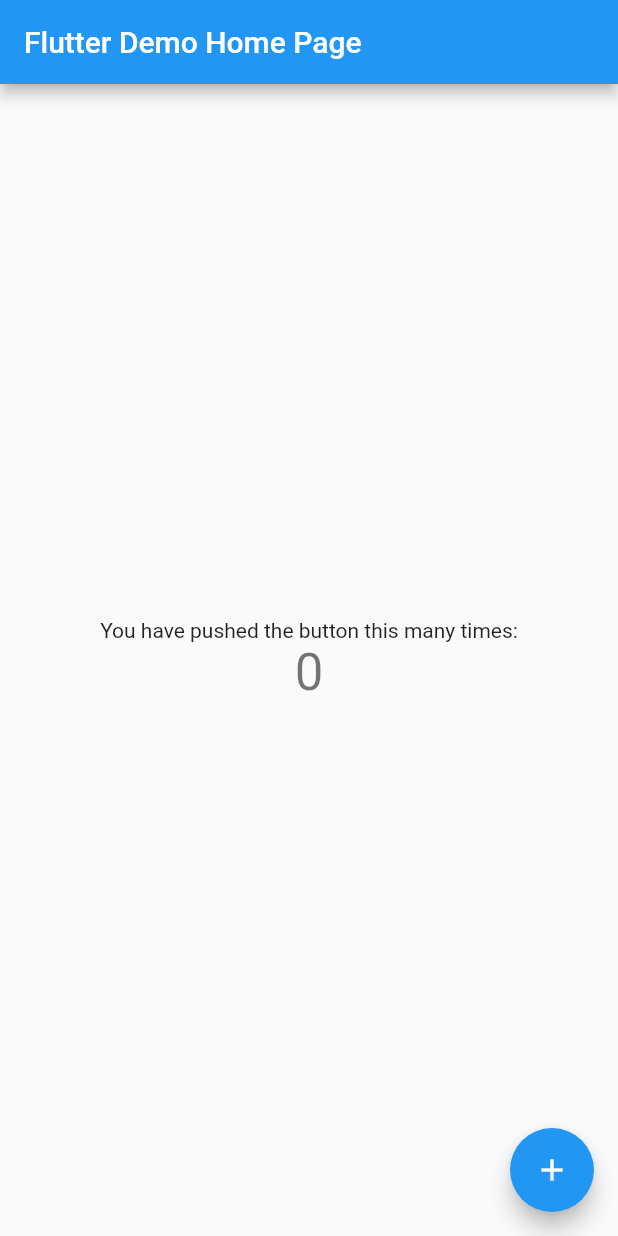
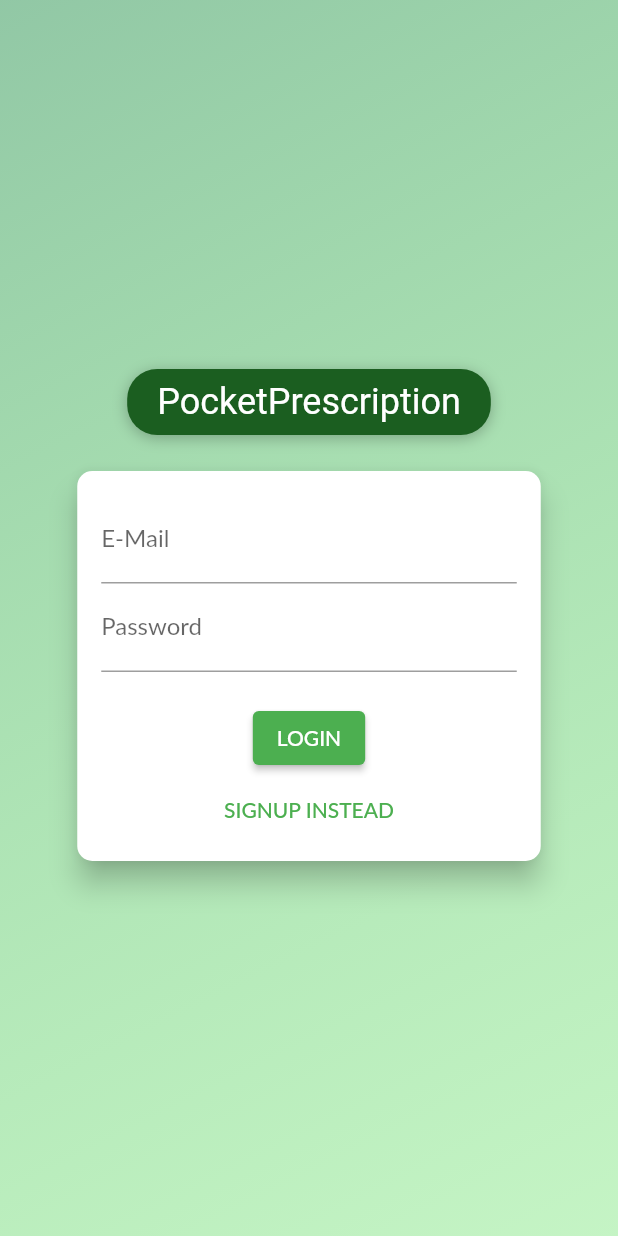
Before and after one commit to AbbyAljc/McHacks8, a Flutter app: the screen it shows after launch, on a phone screen of 412 x 824 dp. Run offline on Flutter 3.47's test engine with Material 2 defaults, Android fonts, the phone set to English and light mode, and no system bars; Roboto replaces fonts that are missing (Anton, Lato).

Commit message:
Add authentication screen with sign in and sign up

```diff
--- a/workspace/mchacks/lib/main.dart
+++ b/workspace/mchacks/lib/main.dart
@@ -1,114 +1,43 @@
 import 'package:flutter/material.dart';
+import 'package:mchacks/screens/auth_screen.dart';
+import 'package:provider/provider.dart';
 
-void main() {
-  runApp(MyApp());
-}
+import './provider/auth.dart';
 
-class MyApp extends StatelessWidget {
-  // This widget is the root of your application.
+void main() => runApp(PocketPrescription());
+
+class PocketPrescription extends StatelessWidget {
   @override
   Widget build(BuildContext context) {
-    return MaterialApp(
-      debugShowCheckedModeBanner: false,
-      title: 'Flutter Demo',
-      theme: ThemeData(
-        // This is the theme of your application.
-        //
-        // Try running your application with "flutter run". You'll see the
-        // application has a blue toolbar. Then, without quitting the app, try
-        // changing the primarySwatch below to Colors.green and then invoke
-        // "hot reload" (press "r" in the console where you ran "flutter run",
-        // or simply save your changes to "hot reload" in a Flutter IDE).
-        // Notice that the counter didn't reset back to zero; the application
-        // is not restarted.
-        primarySwatch: Colors.blue,
-      ),
-      home: MyHomePage(title: 'Flutter Demo Home Page'),
-    );
+    return MultiProvider(
+        providers: [
+          ChangeNotifierProvider.value(
+            value: Auth(),
+          ),
+        ],
+        child: Consumer<Auth>(
+          builder: (ctx, auth, _) => MaterialApp(
+            debugShowCheckedModeBanner: false,
+            theme: ThemeData(
+              primarySwatch: Colors.green,
+              accentColor: Colors.deepOrange,
+              fontFamily: 'Lato',
+            ),
+            home: auth.isAuth
+                ? Scaffold(
+                    body: Center(
+                      child: Text('Help'),
+                    ),
+                  )
+                : AuthScreen(),
+            routes: {
+              // CartScreen.routeName: (ctx) => CartScreen(),
+              // ProductDetailScreen.routeName: (ctx) => ProductDetailScreen(),
+              // OrdersScreen.routeName: (ctx) => OrdersScreen(),
+              // UserProductsScreen.routeName: (ctx) => UserProductsScreen(),
+              // EditProductScreen.routeName: (ctx) => EditProductScreen(),
+            },
+          ),
+        ));
   }
 }
-
-class MyHomePage extends StatefulWidget {
-  MyHomePage({Key key, this.title}) : super(key: key);
-
-  // This widget is the home page of your application. It is stateful, meaning
-  // that it has a State object (defined below) that contains fields that affect
-  // how it looks.
-
-  // This class is the configuration for the state. It holds the values (in this
-  // case the title) provided by the parent (in this case the App widget) and
-  // used by the build method of the State. Fields in a Widget subclass are
-  // always marked "final".
-
-  final String title;
-
-  @override
-  _MyHomePageState createState() => _MyHomePageState();
-}
-
-class _MyHomePageState extends State<MyHomePage> {
-  int _counter = 0;
-
-  void _incrementCounter() {
-    setState(() {
-      // This call to setState tells the Flutter framework that something has
-      // changed in this State, which causes it to rerun the build method below
-      // so that the display can reflect the updated values. If we changed
-      // _counter without calling setState(), then the build method would not be
-      // called again, and so nothing would appear to happen.
-      _counter++;
-    });
-  }
-
-  @override
-  Widget build(BuildContext context) {
-    // This method is rerun every time setState is called, for instance as done
-    // by the _incrementCounter method above.
-    //
-    // The Flutter framework has been optimized to make rerunning build methods
-    // fast, so that you can just rebuild anything that needs updating rather
-    // than having to individually change instances of widgets.
-    return Scaffold(
-      appBar: AppBar(
-        // Here we take the value from the MyHomePage object that was created by
-        // the App.build method, and use it to set our appbar title.
-        title: Text(widget.title),
-      ),
-      body: Center(
-        // Center is a layout widget. It takes a single child and positions it
-        // in the middle of the parent.
-        child: Column(
-          // Column is also a layout widget. It takes a list of children and
-          // arranges them vertically. By default, it sizes itself to fit its
-          // children horizontally, and tries to be as tall as its parent.
-          //
-          // Invoke "debug painting" (press "p" in the console, choose the
-          // "Toggle Debug Paint" action from the Flutter Inspector in Android
-          // Studio, or the "Toggle Debug Paint" command in Visual Studio Code)
-          // to see the wireframe for each widget.
-          //
-          // Column has various properties to control how it sizes itself and
-          // how it positions its children. Here we use mainAxisAlignment to
-          // center the children vertically; the main axis here is the vertical
-          // axis because Columns are vertical (the cross axis would be
-          // horizontal).
-          mainAxisAlignment: MainAxisAlignment.center,
-          children: <Widget>[
-            Text(
-              'You have pushed the button this many times:',
-            ),
-            Text(
-              '$_counter',
-              style: Theme.of(context).textTheme.headline4,
-            ),
-          ],
-        ),
-      ),
-      floatingActionButton: FloatingActionButton(
-        onPressed: _incrementCounter,
-        tooltip: 'Increment',
-        child: Icon(Icons.add),
-      ), // This trailing comma makes auto-formatting nicer for build methods.
-    );
-  }
-}
--- /dev/null
+++ b/workspace/mchacks/lib/models/http_exception.dart
@@ -0,0 +1,10 @@
+class HttpException implements Exception {
+  final String message;
+
+  HttpException(this.message);
+
+  @override
+  String toString() {
+    return message;
+  }
+}
--- /dev/null
+++ b/workspace/mchacks/lib/provider/auth.dart
@@ -0,0 +1,84 @@
+import '../models/http_exception.dart';
+import 'package:flutter/widgets.dart';
+import 'package:http/http.dart' as http;
+import 'dart:convert';
+import 'dart:async';
+
+class Auth with ChangeNotifier {
+  String _token;
+  DateTime _expiryDate;
+  String _userId;
+  Timer _authTimer;
+
+  bool get isAuth {
+    return token != null;
+  }
+
+  String get userId {
+    return _userId;
+  }
+
+  String get token {
+    if (_expiryDate != null &&
+        _expiryDate.isAfter(DateTime.now()) &&
+        _token != null) {
+      return _token;
+    }
+    return null;
+  }
+
+  Future<void> _authenticate(
+      String email, String password, String urlSegment) async {
+    final url =
+        'https://identitytoolkit.googleapis.com/v1/accounts:$urlSegment?key=AIzaSyDhgp_fbMSpRiYBZYXgA09l9hh5wckz34w';
+    try {
+      final response = await http.post(
+        url,
+        body: json.encode(
+          {
+            'email': email,
+            'password': password,
+            'returnSecureToken': true,
+          },
+        ),
+      );
+      final responseData = json.decode(response.body);
+      if (responseData['error'] != null) {
+        throw HttpException(responseData['error']['message']);
+      }
+      _token = responseData['idToken'];
+      _userId = responseData['localId'];
+      _expiryDate = DateTime.now().add(
+        Duration(
+          seconds: int.parse(
+            responseData['expiresIn'],
+          ),
+        ),
+      );
+      notifyListeners();
+    } catch (error) {
+      throw error;
+    }
+  }
+
+  Future<void> signup(String email, String password) async {
+    return _authenticate(email, password, 'signUp');
+  }
+
+  Future<void> signin(String email, String password) async {
+    return _authenticate(email, password, 'signInWithPassword');
+  }
+
+  Future<void> logout() async {
+    _token = null;
+    _userId = null;
+    _expiryDate = null;
+    if (_authTimer != null) {
+      _authTimer.cancel();
+      _authTimer = null;
+    }
+
+    notifyListeners();
+  }
+
+}
--- /dev/null
+++ b/workspace/mchacks/lib/screens/auth_screen.dart
@@ -0,0 +1,309 @@
+import 'dart:math';
+
+import '../models/http_exception.dart';
+import '../provider/auth.dart';
+import 'package:flutter/material.dart';
+import 'package:provider/provider.dart';
+
+enum AuthMode { Signup, Login }
+
+class AuthScreen extends StatelessWidget {
+  static const routeName = '/auth';
+
+  @override
+  Widget build(BuildContext context) {
+    final deviceSize = MediaQuery.of(context).size;
+    // final transformConfig = Matrix4.rotationZ(-8 * pi / 180);
+    // transformConfig.translate(-10.0);
+    return Scaffold(
+      // resizeToAvoidBottomInset: false,
+      body: Stack(
+        children: <Widget>[
+          Container(
+            decoration: BoxDecoration(
+              gradient: LinearGradient(
+                colors: [
+                  Color.fromRGBO(134, 194, 156, 1).withOpacity(0.9),
+                  Color.fromRGBO(144, 238, 144, 1).withOpacity(0.5),
+                ],
+                begin: Alignment.topLeft,
+                end: Alignment.bottomRight,
+                stops: [0, 1],
+              ),
+            ),
+          ),
+          SingleChildScrollView(
+            child: Container(
+              height: deviceSize.height,
+              width: deviceSize.width,
+              child: Column(
+                mainAxisAlignment: MainAxisAlignment.center,
+                crossAxisAlignment: CrossAxisAlignment.center,
+                children: <Widget>[
+                  Flexible(
+                    child: Container(
+                      margin: EdgeInsets.only(bottom: 20.0),
+                      padding:
+                          EdgeInsets.symmetric(vertical: 8.0, horizontal: 20.0),
+                      decoration: BoxDecoration(
+                        borderRadius: BorderRadius.circular(20),
+                        color: Colors.green.shade900,
+                        boxShadow: [
+                          BoxShadow(
+                            blurRadius: 8,
+                            color: Colors.black26,
+                            offset: Offset(0, 2),
+                          )
+                        ],
+                      ),
+                      child: Text(
+                        'PocketPrescription',
+                        style: TextStyle(
+                          color: Theme.of(context).accentTextTheme.headline6.color,
+                          fontSize: 24,
+                          fontFamily: 'Anton',
+                          fontWeight: FontWeight.normal,
+                        ),
+                      ),
+                    ),
+                  ),
+                  Flexible(
+                    flex: deviceSize.width > 600 ? 2 : 1,
+                    child: AuthCard(),
+                  ),
+                ],
+              ),
+            ),
+          ),
+        ],
+      ),
+    );
+  }
+}
+
+class AuthCard extends StatefulWidget {
+  const AuthCard({
+    Key key,
+  }) : super(key: key);
+
+  @override
+  _AuthCardState createState() => _AuthCardState();
+}
+
+class _AuthCardState extends State<AuthCard>
+    with SingleTickerProviderStateMixin {
+  final GlobalKey<FormState> _formKey = GlobalKey();
+  AuthMode _authMode = AuthMode.Login;
+  Map<String, String> _authData = {
+    'email': '',
+    'password': '',
+  };
+  var _isLoading = false;
+  final _passwordController = TextEditingController();
+  AnimationController _controller;
+  Animation<Offset> _slideAnimation;
+  Animation<double> _opacityAnimation;
+
+  @override
+  void initState() {
+    super.initState();
+
+    _controller = AnimationController(
+      vsync: this,
+      duration: Duration(milliseconds: 300),
+    );
+
+    _opacityAnimation = Tween<double>(
+      begin: 0.0,
+      end: 1.0,
+    ).animate(CurvedAnimation(
+      parent: _controller,
+      curve: Curves.easeIn,
+    ));
+    _slideAnimation = Tween<Offset>(
+      begin: Offset(0, -1.5),
+      end: Offset(0, 0),
+    ).animate(
+      CurvedAnimation(
+        parent: _controller,
+        curve: Curves.fastOutSlowIn,
+      ),
+    );
+    // _heightAnimation.addListener(() {
+    //   setState(() {});
+    // });
+  }
+
+  @override
+  void dispose() {
+    // TODO: implement dispose
+    super.dispose();
+    _controller.dispose();
+  }
+
+  void _showErrorDialog(String message) {
+    showDialog(
+        context: context,
+        builder: (ctx) => AlertDialog(
+              actions: <Widget>[
+                FlatButton(
+                  child: Text('Ok'),
+                  onPressed: () {
+                    Navigator.of(ctx).pop();
+                  },
+                )
+              ],
+              title: Text('An error Occured!'),
+              content: Text(message),
+            ));
+  }
+
+  Future<void> _submit() async {
+    if (!_formKey.currentState.validate()) {
+      // Invalid!
+      return;
+    }
+    _formKey.currentState.save();
+    setState(() {
+      _isLoading = true;
+    });
+    try {
+      if (_authMode == AuthMode.Login) {
+        await Provider.of<Auth>(context, listen: false).signin(
+          _authData['email'],
+          _authData['password'],
+        );
+      } else {
+        await Provider.of<Auth>(context, listen: false).signup(
+          _authData['email'],
+          _authData['password'],
+        );
+      }
+    } on HttpException catch (error) {
+      var errorMessage = 'Authentification Failed';
+      if (error.toString().contains('EMAIL_EXISTS')) {
+        errorMessage = 'This email address already exists';
+      } else if (error.toString().contains('INVALID_EMAIL')) {
+        errorMessage = 'This is not a valid email address';
+      }
+      _showErrorDialog(errorMessage);
+    } catch (error) {
+      const errorMessage = 'Could not authenticate please try again later';
+      _showErrorDialog(errorMessage);
+    }
+    setState(() {
+      _isLoading = false;
+    });
+  }
+
+  void _switchAuthMode() {
+    if (_authMode == AuthMode.Login) {
+      setState(() {
+        _authMode = AuthMode.Signup;
+      });
+      _controller.forward();
+    } else {
+      setState(() {
+        _authMode = AuthMode.Login;
+      });
+      _controller.reverse();
+    }
+  }
+
+  @override
+  Widget build(BuildContext context) {
+    final deviceSize = MediaQuery.of(context).size;
+    return Card(
+      shape: RoundedRectangleBorder(
+        borderRadius: BorderRadius.circular(10.0),
+      ),
+      elevation: 8.0,
+      child: AnimatedContainer(
+        duration: Duration(milliseconds: 300),
+        curve: Curves.easeIn,
+        height: _authMode == AuthMode.Signup ? 320 : 260,
+        // height: _heightAnimation.value.height,
+        constraints:
+            BoxConstraints(minHeight: _authMode == AuthMode.Signup ? 320 : 260),
+        width: deviceSize.width * 0.75,
+        padding: EdgeInsets.all(16.0),
+        child: Form(
+          key: _formKey,
+          child: SingleChildScrollView(
+            child: Column(
+              children: <Widget>[
+                TextFormField(
+                  decoration: InputDecoration(labelText: 'E-Mail'),
+                  keyboardType: TextInputType.emailAddress,
+                  validator: (value) {
+                    if (value.isEmpty || !value.contains('@')) {
+                      return 'Invalid email!';
+                    }
+                  },
+                  onSaved: (value) {
+                    _authData['email'] = value;
+                  },
+                ),
+                TextFormField(
+                  decoration: InputDecoration(labelText: 'Password'),
+                  obscureText: true,
+                  controller: _passwordController,
+                  validator: (value) {
+                    if (value.isEmpty || value.length < 5) {
+                      return 'Password is too short!';
+                    }
+                  },
+                  onSaved: (value) {
+                    _authData['password'] = value;
+                  },
+                ),
+                AnimatedContainer(
+                  constraints: BoxConstraints(
+                    minHeight: _authMode == AuthMode.Signup ? 60 : 0,
+                    maxHeight: _authMode == AuthMode.Signup ? 120 : 0,
+                  ),
+                  curve: Curves.easeIn,
+                  duration: Duration(milliseconds: 300),
+                  child: FadeTransition(
+                    opacity: _opacityAnimation,
+                    child: SlideTransition(
+                      position: _slideAnimation,
+                      child: TextFormField(
+                        enabled: _authMode == AuthMode.Signup,
+                        decoration:
+                            InputDecoration(labelText: 'Confirm Password'),
+                        obscureText: true,
+                        validator: _authMode == AuthMode.Signup
+                            ? (value) {
+                                if (value != _passwordController.text) {
+                                  return 'Passwords do not match!';
+                                }
+                              }
+                            : null,
+                      ),
+                    ),
+                  ),
+                ),
+                SizedBox(
+                  height: 20,
+                ),
+                _isLoading
+                    ? CircularProgressIndicator()
+                    : ElevatedButton(
+                        child: Text(
+                            _authMode == AuthMode.Login ? 'LOGIN' : 'SIGN UP'),
+                        onPressed: _submit,
+                      ),
+                TextButton(
+                  child: Text(
+                      '${_authMode == AuthMode.Login ? 'SIGNUP' : 'LOGIN'} INSTEAD'),
+                  onPressed: _switchAuthMode,
+                ),
+              ],
+            ),
+          ),
+        ),
+      ),
+    );
+  }
+}
--- a/workspace/mchacks/pubspec.yaml
+++ b/workspace/mchacks/pubspec.yaml
@@ -23,7 +23,8 @@
 dependencies:
   flutter:
     sdk: flutter
-
+  provider: ^4.0.3
+  http: ^0.12.1
 
   # The following adds the Cupertino Icons font to your application.
   # Use with the CupertinoIcons class for iOS style icons.
```
Also changed, not shown: workspace/mchacks/lib/screens/splash_screen.dart (added, +12 -0 lines), workspace/mchacks/pubspec.lock, 1 other file.
